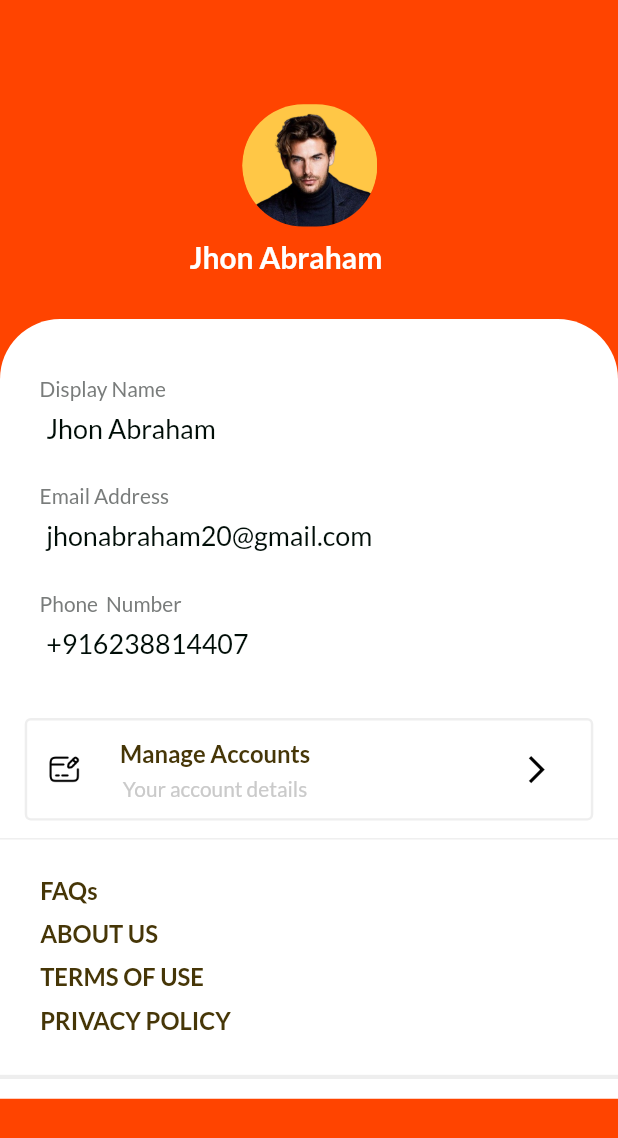
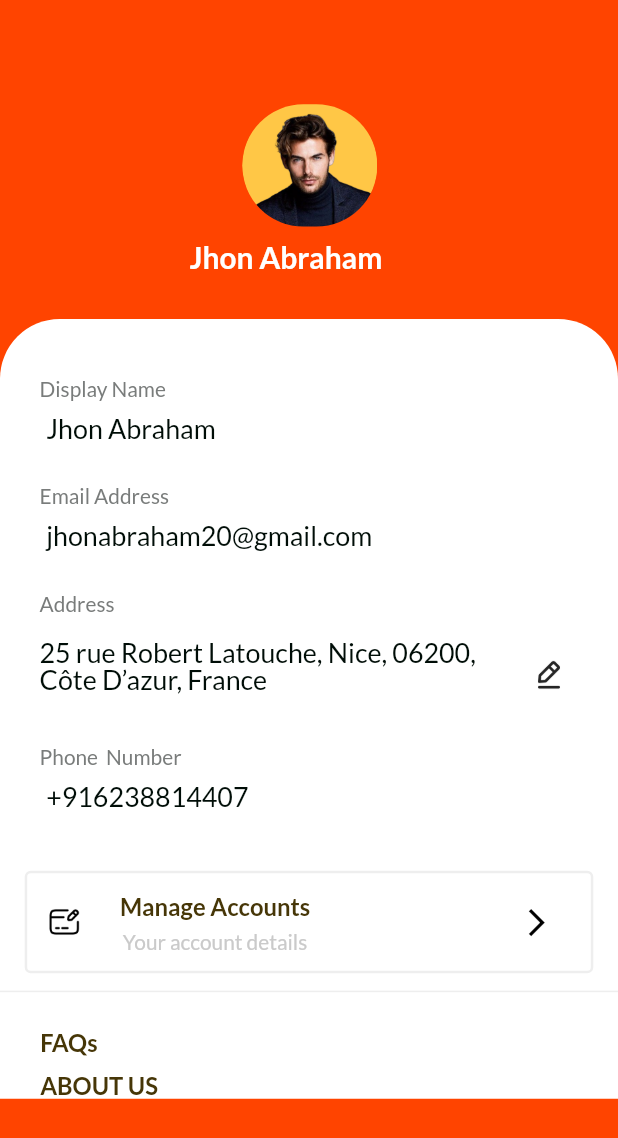
Before and after one commit to Mohamed-Junaid/MesCart, a Flutter app: the Profile screen opened directly, on a phone screen of 412 x 824 dp. Shown: the top 1138 px of the screen. Run offline on Flutter 3.47's test engine with Material 2 defaults, Android fonts, the phone set to English and light mode, and no system bars; our stand-ins replace carousel_slider, confetti, flutter_screenutil, google_fonts, smooth_page_indicator.

Commit message:
address ui creation started

```diff
--- a/lib/Ui/profile.dart
+++ b/lib/Ui/profile.dart
@@ -2,6 +2,7 @@ import 'package:flutter/material.dart';
 import 'package:flutter_screenutil/flutter_screenutil.dart';
 import 'package:google_fonts/google_fonts.dart';
 
+import 'address.dart';
 import 'manage_account.dart';
 
 class Profile extends StatelessWidget {
@@ -59,8 +60,8 @@ class Profile extends StatelessWidget {
                   color: Colors.white,
                   shape: RoundedRectangleBorder(
                     borderRadius: BorderRadius.only(
-                      topLeft: Radius.circular(40),
-                      topRight: Radius.circular(40),
+                      topLeft: Radius.circular(40.r),
+                      topRight: Radius.circular(40.r),
                     ),
                   ),
                 ),
@@ -118,6 +119,56 @@ class Profile extends StatelessWidget {
                             fontWeight: FontWeight.w500,
                             height: 1.h,
                           )),
+                        ),
+                      ),
+                      Padding(
+                        padding: EdgeInsets.only(left: 24.w, top: 30.h),
+                        child: Text(
+                          'Address',
+                          style: GoogleFonts.lato(
+                              textStyle: TextStyle(
+                            color: Color(0xFF797C7B),
+                            fontSize: 14.sp,
+                            fontWeight: FontWeight.w400,
+                            height: 1.h,
+                          )),
+                        ),
+                      ),
+                      Padding(
+                        padding: EdgeInsets.only(left: 24.w, top: 10.h),
+                        child: Row(
+                          children: [
+                            SizedBox(
+                              width: 270.w,
+                              child: Text(
+                                '25 rue Robert Latouche, Nice, 06200, Côte D’azur, France',
+                                style: GoogleFonts.lato(
+                                    textStyle: TextStyle(
+                                  color: Color(0xFF000D07),
+                                  fontSize: 18.sp,
+                                  fontWeight: FontWeight.w500,
+                                  height: 1.h,
+                                ),),
+                              ),
+                            ),
+                            SizedBox(
+                              width: 10.w,
+                            ),
+                            TextButton(
+                              onPressed: () => Navigator.of(context).push(
+                                  MaterialPageRoute(
+                                      builder: (_) => const Address())),
+                              child: Container(
+                                margin: EdgeInsets.only(top: 10.h),
+                                width: 20.w,
+                                height: 20.h,
+                                child: Image.asset(
+                                  "assets/edit.png",
+                                  fit: BoxFit.cover,
+                                ),
+                              ),
+                            )
+                          ],
                         ),
                       ),
                       Padding(
@@ -289,7 +340,8 @@ class Profile extends StatelessWidget {
                           decoration: BoxDecoration(
                               borderRadius: BorderRadius.circular(4.r),
                               border: Border.all(
-                                  color: Color(0xFFFF4400), width: mwidth * 0.004)),
+                                  color: Color(0xFFFF4400),
+                                  width: mwidth * 0.004)),
                           child: Center(
                             child: Text(
                               'LOG OUT',
```
Also changed, not shown: lib/Ui/address.dart (added, +85 -0 lines).
